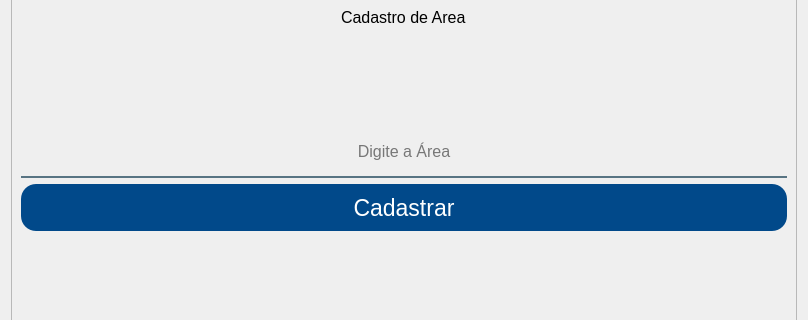
Old version of the form App/view/ui/cadastroArea.ui in the repository Senac-SOR-ADS/Mapa-de-Sala; both pictures show x 0 to 808 and y 112 to 432 of the 808 by 585 pixel window.
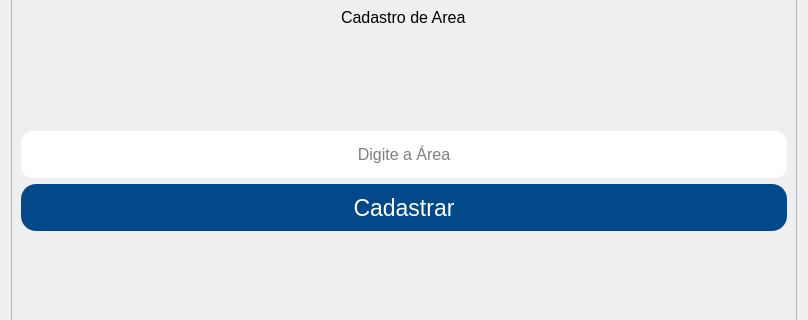
New version of the form.

Commit message:
Ajustes nas telas de Cadastros (#143)
* Alteração nas bordas

Alteração feita nas telas de cadastros e editar

* borda arrumada

Alteração na borda do cadastro de pessoas

* Alterações feitas

ComboBox arrumado em algumas telas para não ficar alterável, campo 'alterar cadastro' removido da tela de editar pessoas por não ser necessário e ajustes de campos para ficarem com tamanho iguais

* calendário arrumado

agora o calendário está visível ao ser clicado

* arrumado comboBox

Diff of the .ui file:
```diff
--- a/App/view/ui/cadastroArea.ui
+++ b/App/view/ui/cadastroArea.ui
@@ -26,11 +26,11 @@
 }
 
 #cadastrarArea {
-background-color:rgba(0,0,0,0);
+	background-color: white;
 	border:2px solid rgba(0,0,0,0);
 	border-bottom-color:rgba(46,82,101,200);
-	color:rgb(0,0,0);
-	padding-bottom:7px;
+	border: none;
+	border-radius: 12px
 }
 
 #resposta {
```
The commit also changes 11 other files.
